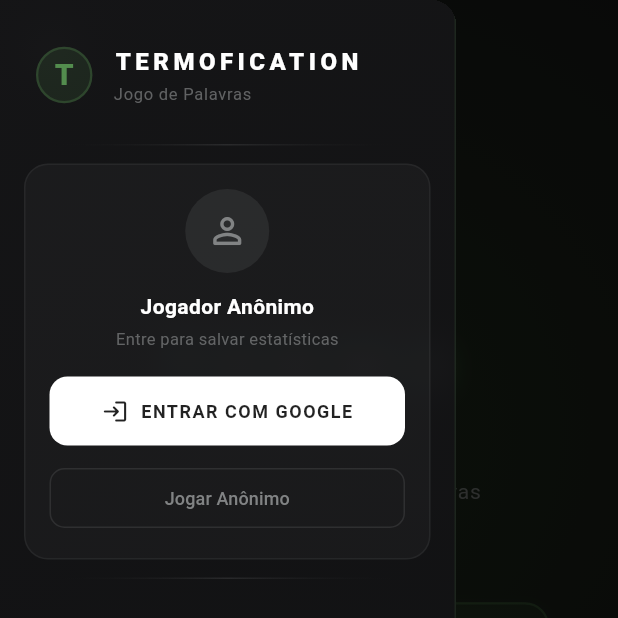
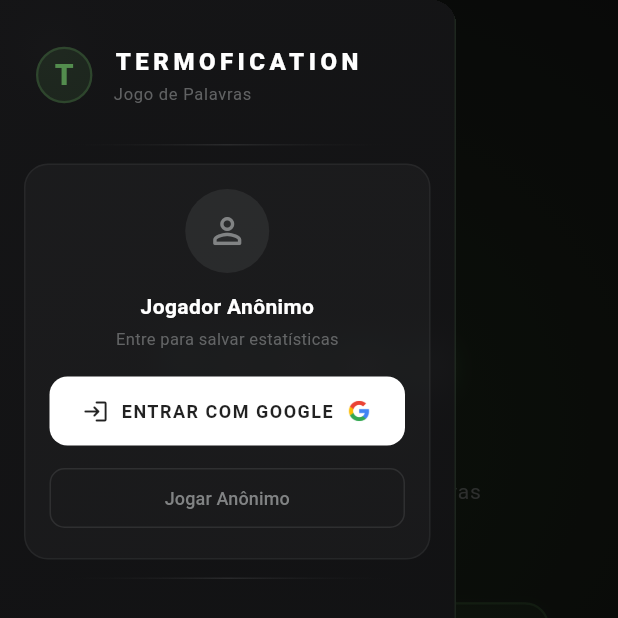
Before and after one commit to desodre/Termofication, a Flutter app: the screen it shows after launch, with the side drawer open, on a phone screen of 412 x 824 dp, the top half of it. Run offline on Flutter 3.47's test engine with Material 3 defaults, Android fonts, the phone set to English and light mode, and no system bars; our stand-ins replace dio, flutter_bloc, flutter_dotenv, get_storage, sqflite, supabase_flutter; accounts and stored records are empty.

Commit message:
(beauty) add google icon on google_login button.

```diff
--- a/lib/widgets/app_drawer.dart
+++ b/lib/widgets/app_drawer.dart
@@ -415,13 +415,29 @@
                 context.read<AuthCubit>().loginWithGoogle();
               },
               icon: const Icon(Icons.login_rounded, size: 18),
-              label: const Text(
+              label: Row(
+                mainAxisSize: MainAxisSize.min,
+                children: [
+                  const Text(
                     'ENTRAR COM GOOGLE',
                     style: TextStyle(
                       fontSize: 12,
                       fontWeight: FontWeight.bold,
                       letterSpacing: 1,
                     ),
+                  ),
+                  const SizedBox(width: 8),
+                  Container(
+                    width: 18,
+                    height: 18,
+                    decoration: const BoxDecoration(
+                      image: DecorationImage(
+                        image: AssetImage('assets/icons/Google _G_ Logo.png'),
+                        fit: BoxFit.cover,
+                      ),
+                    ),
+                  ),
+                ],
               ),
               style: ElevatedButton.styleFrom(
                 backgroundColor: Colors.white,
--- a/pubspec.yaml
+++ b/pubspec.yaml
@@ -67,7 +67,7 @@
   assets:
     - .env
     - assets/words.db
-    - assets/icons/Google _G_ Logo.svg
+    - assets/icons/Google _G_ Logo.png
 
   # To add assets to your application, add an assets section, like this:
   # assets:
```
Lines whose indentation alone changed are shown as unchanged.
